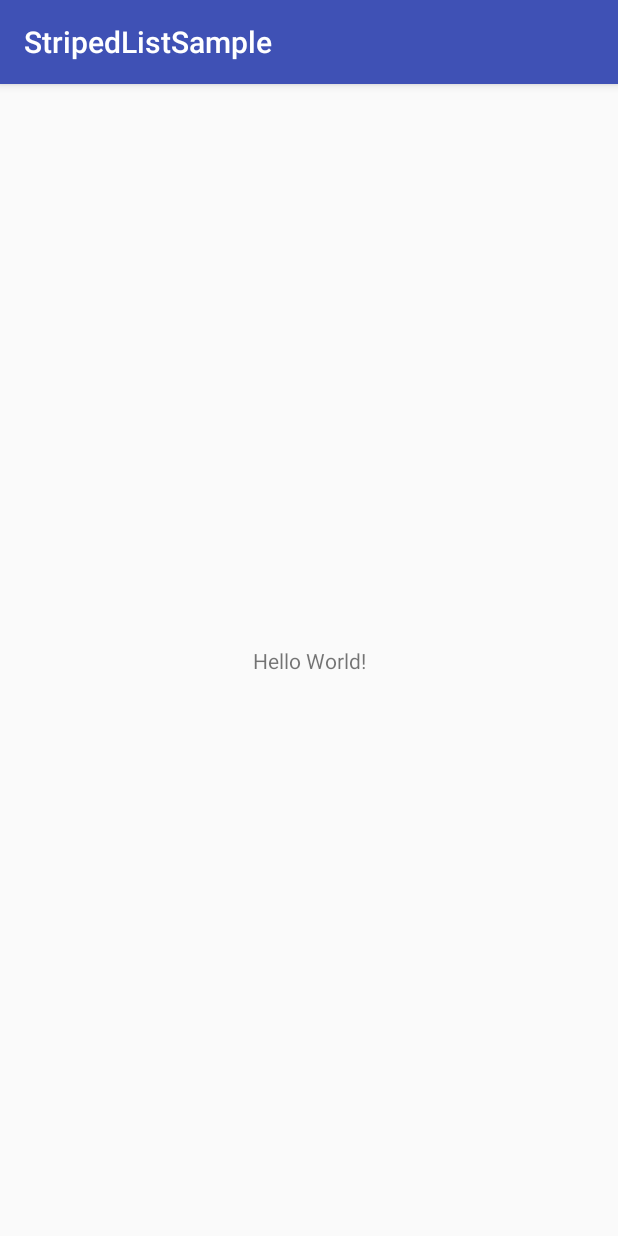
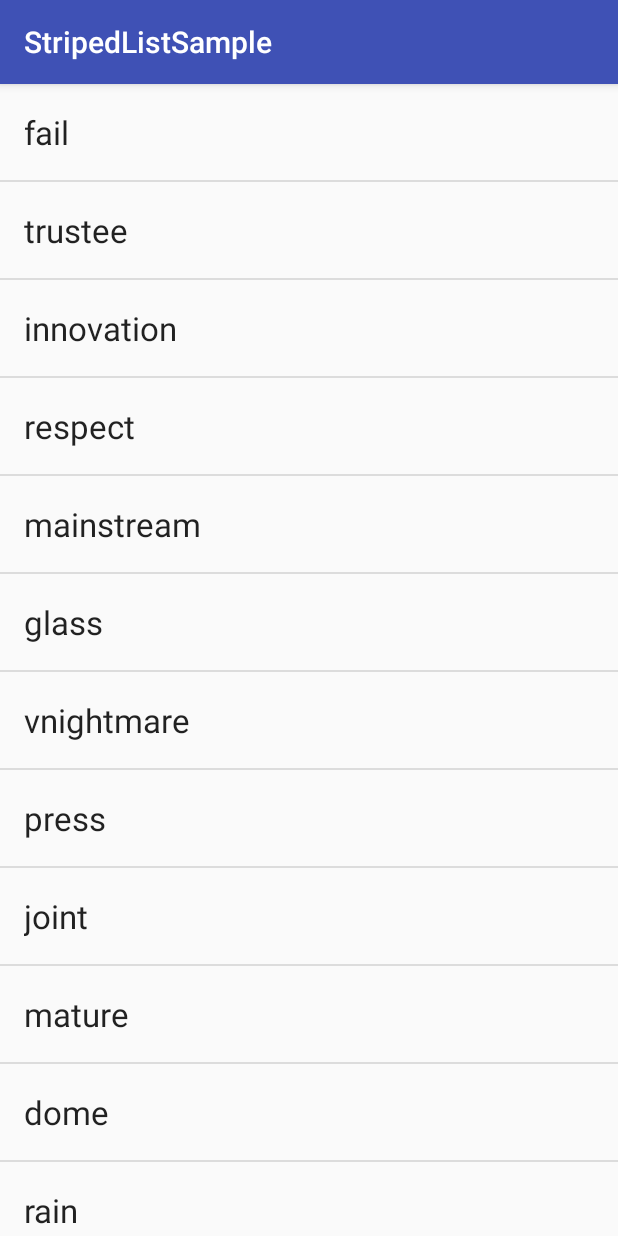
Before and after one commit to droibit/striped-list-sample, an Android app: the screen it shows after launch (MainActivity), on a phone screen of 412 x 824 dp. Run offline under Robolectric (Android 15) with nearby library versions, the phone set to English and light mode, and no system bars.

Commit message:
Add text list

```diff
--- a/app/src/main/java/com/github/droibit/stripedlist/sample/MainActivity.kt
+++ b/app/src/main/java/com/github/droibit/stripedlist/sample/MainActivity.kt
@@ -1,12 +1,67 @@
 package com.github.droibit.stripedlist.sample
 
+import android.os.Bundle
 import android.support.v7.app.AppCompatActivity
-import android.os.Bundle
+import android.support.v7.widget.DividerItemDecoration
+import android.support.v7.widget.RecyclerView.VERTICAL
+import android.util.Log
+import kotlinx.android.synthetic.main.activity_main.list
+
+typealias OnItemClickListener = (String) -> Unit
 
 class MainActivity : AppCompatActivity() {
 
   override fun onCreate(savedInstanceState: Bundle?) {
     super.onCreate(savedInstanceState)
     setContentView(R.layout.activity_main)
+
+    list.also {
+      it.adapter = TextListAdapter1(this, texts) {
+        Log.d(TAG, "#onItemClicked(text=$it)")
+      }
+      it.addItemDecoration(
+          DividerItemDecoration(this, VERTICAL)
+      )
+    }
+  }
+
+  companion object {
+
+    private val TAG = MainActivity::class.java.simpleName
+
+    // ref. https://randomwordgenerator.com/
+    private val texts = listOf(
+        "fail",
+        "trustee",
+        "innovation",
+        "respect",
+        "mainstream",
+        "glass",
+        "vnightmare",
+        "press",
+        "joint",
+        "mature",
+        "dome",
+        "rain",
+        "reservoir",
+        "organisation",
+        "door",
+        "collar",
+        "afford",
+        "excuse",
+        "reliable",
+        "frog",
+        "marketing",
+        "merit",
+        "borrow",
+        "carriage",
+        "improve",
+        "computing",
+        "vdistortion",
+        "vgasp",
+        "happen",
+        "foundation"
+    )
+
   }
 }
--- /dev/null
+++ b/app/src/main/java/com/github/droibit/stripedlist/sample/TextListAdapter1.kt
@@ -0,0 +1,45 @@
+package com.github.droibit.stripedlist.sample
+
+import android.content.Context
+import android.support.v7.widget.RecyclerView
+import android.view.LayoutInflater
+import android.view.View
+import android.view.ViewGroup
+import com.github.droibit.stripedlist.sample.TextListAdapter1.ViewHolder
+import kotlinx.android.synthetic.main.list_item_text_1.view.text
+
+class TextListAdapter1(
+  context: Context,
+  private val texts: List<String>,
+  private val itemClickListener: OnItemClickListener
+) : RecyclerView.Adapter<ViewHolder>() {
+
+  private val inflater = LayoutInflater.from(context)
+
+  override fun onCreateViewHolder(
+    parent: ViewGroup,
+    viewType: Int
+  ) = ViewHolder(
+      itemView = inflater.inflate(R.layout.list_item_text_1, parent, false)
+  ).apply {
+    itemView.setOnClickListener {
+      itemClickListener.invoke(texts[adapterPosition])
+    }
+  }
+
+  override fun onBindViewHolder(
+    holder: ViewHolder,
+    position: Int
+  ) {
+    holder.bind(position, texts[position])
+  }
+
+  override fun getItemCount() = texts.size
+
+  class ViewHolder(itemView: View) : RecyclerView.ViewHolder(itemView) {
+
+    fun bind(position: Int, text: String) {
+      itemView.text.text = text
+    }
+  }
+}
--- a/app/src/main/res/layout/activity_main.xml
+++ b/app/src/main/res/layout/activity_main.xml
@@ -8,14 +8,14 @@
     tools:context=".MainActivity"
     >
 
-  <TextView
-      android:layout_width="wrap_content"
-      android:layout_height="wrap_content"
-      android:text="Hello World!"
+  <android.support.v7.widget.RecyclerView
+      android:id="@+id/list"
+      android:layout_width="0dp"
+      android:layout_height="0dp"
+      app:layoutManager="android.support.v7.widget.LinearLayoutManager"
       app:layout_constraintBottom_toBottomOf="parent"
-      app:layout_constraintLeft_toLeftOf="parent"
-      app:layout_constraintRight_toRightOf="parent"
+      app:layout_constraintEnd_toEndOf="parent"
+      app:layout_constraintStart_toStartOf="parent"
       app:layout_constraintTop_toTopOf="parent"
       />
-
 </android.support.constraint.ConstraintLayout>
--- /dev/null
+++ b/app/src/main/res/layout/list_item_text_1.xml
@@ -0,0 +1,23 @@
+<?xml version="1.0" encoding="utf-8"?>
+<LinearLayout xmlns:android="http://schemas.android.com/apk/res/android"
+    xmlns:tools="http://schemas.android.com/tools"
+    android:layout_width="match_parent"
+    android:layout_height="wrap_content"
+    android:minHeight="?android:listPreferredItemHeight"
+    android:orientation="vertical"
+    android:gravity="center_vertical"
+    android:background="?android:attr/selectableItemBackground"
+    >
+
+  <TextView
+      android:id="@+id/text"
+      android:layout_width="wrap_content"
+      android:layout_height="wrap_content"
+      android:textAppearance="@style/TextAppearance.AppCompat.Large"
+      android:layout_marginStart="16dp"
+      android:ellipsize="end"
+      android:maxLines="1"
+      tools:text="@string/app_name"
+      />
+
+</LinearLayout>
```
